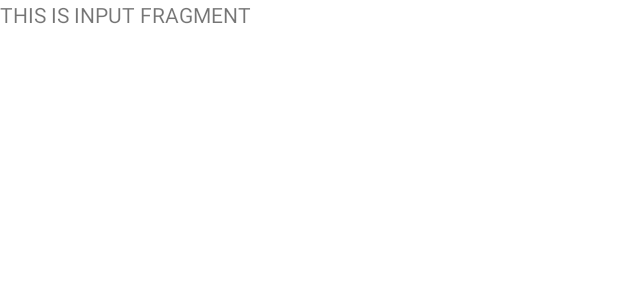
After one commit to gunehee6566/Co_green, an Android app: the layout fragment_input.xml on its own in the app's theme, with its tools: preview values and no code run, on a phone screen of 412 x 824 dp. The commit adds this screen. Shown: the top 300 px of the screen. Run offline under Robolectric (Android 15) with nearby library versions, the light colour scheme and no system bars.

Commit message:
Created input fragment

```diff
--- a/app/src/main/java/ca/bcit/co_green/InputActivity.java
+++ b/app/src/main/java/ca/bcit/co_green/InputActivity.java
@@ -183,7 +183,6 @@ public class InputActivity extends AppCompatActivity {
 
     }
 
-
     public void handleSuccessResult(String response){
         // Parse response
         Gson gson = new Gson();
--- a/app/src/main/java/ca/bcit/co_green/MainActivity.java
+++ b/app/src/main/java/ca/bcit/co_green/MainActivity.java
@@ -39,8 +39,7 @@ public class MainActivity extends AppCompatActivity {
                         manager.beginTransaction().replace(R.id.frame, new HomeFragment()).commit();
                         return true;
                     case R.id.page_add:
-                        i = new Intent(getApplicationContext(), InputActivity.class);
-                        startActivity(i);
+                        manager.beginTransaction().replace(R.id.frame, new InputFragment()).commit();
                         return true;
                     case R.id.page_rank:
                         manager.beginTransaction().replace(R.id.frame, new RankingFragment()).commit();
--- /dev/null
+++ b/app/src/main/res/layout/fragment_input.xml
@@ -0,0 +1,13 @@
+<?xml version="1.0" encoding="utf-8"?>
+<FrameLayout xmlns:android="http://schemas.android.com/apk/res/android"
+    xmlns:tools="http://schemas.android.com/tools"
+    android:layout_width="match_parent"
+    android:layout_height="match_parent"
+    tools:context=".InputFragment">
+
+    <TextView
+        android:layout_width="match_parent"
+        android:layout_height="match_parent"
+        android:text="THIS IS INPUT FRAGMENT" />
+
+</FrameLayout>
```
Also changed, not shown: app/src/main/java/ca/bcit/co_green/InputFragment.java (added, +18 -0 lines).
